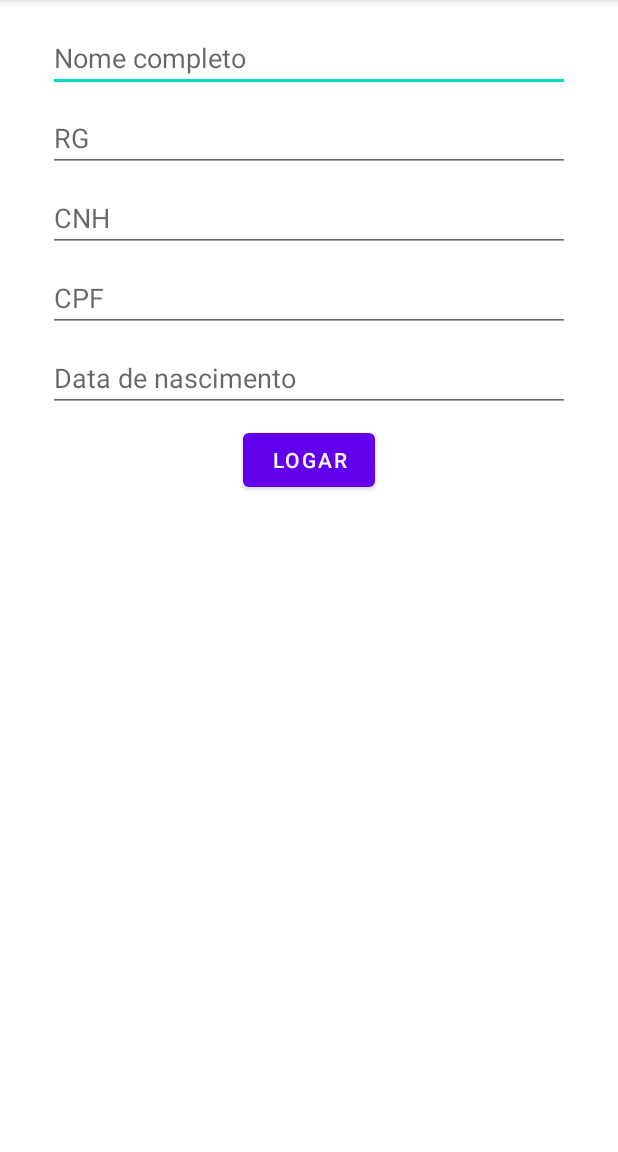
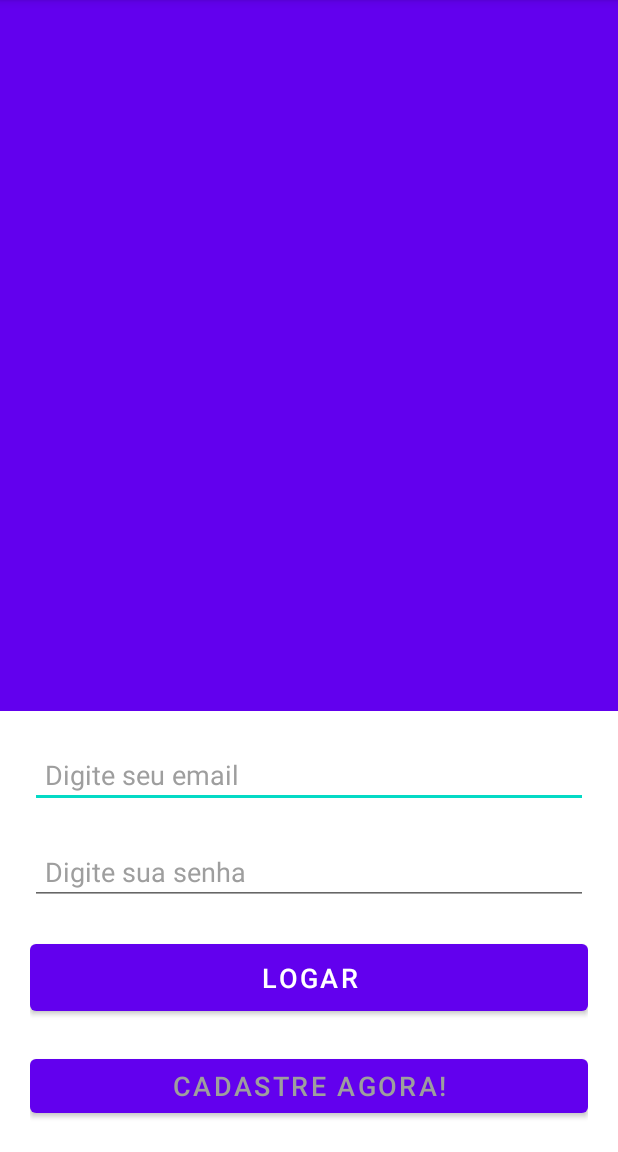
Before and after one commit to ViAugusto/Fiap_Kotlin, an Android app: the screen it shows after launch (Cadastro_Usuario before the commit, Login_Usuario after it), on a phone screen of 412 x 824 dp, the part 84-1236 px from its top. Run offline under Robolectric (Android 15) with nearby library versions, the phone set to English and light mode, and no system bars.

Commit message:
ajustes tela cadastro

```diff
--- a/fiapatividade/src/main/AndroidManifest.xml
+++ b/fiapatividade/src/main/AndroidManifest.xml
@@ -9,10 +9,10 @@
         android:theme="@style/Theme.MyApplication">
 
 
-        <activity android:name=".Login_Usuario"/>
+        <activity android:name=".Cadastro_Usuario"/>
 
         <activity
-            android:name=".Cadastro_Usuario"
+            android:name=".Login_Usuario"
             android:exported="true">
             <intent-filter>
                 <action android:name="android.intent.action.MAIN" />
--- a/fiapatividade/src/main/java/com/example/fiapatividade/Cadastro_Usuario.kt
+++ b/fiapatividade/src/main/java/com/example/fiapatividade/Cadastro_Usuario.kt
@@ -10,17 +10,14 @@ class Cadastro_Usuario : AppCompatActivity() {
     @SuppressLint("MissingInflatedId", "WrongViewCast")
     override fun onCreate(savedInstanceState: Bundle?) {
         super.onCreate(savedInstanceState)
-        setContentView(R.layout.activity_fiap_login)
+        setContentView(R.layout.activity_fiap_cadastro)
 
+        // TODO: Exemplo de pegar valor de um campo
         //val username = findViewById<EditText>(R.id.username)
-        //val password = findViewById<EditText>(R.id.password)
-        val myButton = findViewById<Button>(R.id.login_portugues)
-        //val botao = Button("Apertar")
-        myButton.setOnClickListener {
-
-            //Toast.makeText(this, "Botão encontrado!", Toast.LENGTH_SHORT).show()
-            val intent = Intent(this, Login_Usuario::class.java)
-            startActivity(intent)
+        val loginButton = findViewById<Button>(R.id.login_button)
+        loginButton.setOnClickListener {
+            val loginTela = Intent(this, Login_Usuario::class.java)
+            startActivity(loginTela)
 
         }
 
--- a/fiapatividade/src/main/java/com/example/fiapatividade/Login_Usuario.kt
+++ b/fiapatividade/src/main/java/com/example/fiapatividade/Login_Usuario.kt
@@ -1,12 +1,22 @@
 package com.example.fiapatividade
 
+import android.annotation.SuppressLint
+import android.content.Intent
 import android.os.Bundle
+import android.widget.Button
 import androidx.appcompat.app.AppCompatActivity
 
 class Login_Usuario: AppCompatActivity() {
+    @SuppressLint("WrongViewCast", "MissingInflatedId")
     override fun onCreate(savedInstanceState: Bundle?) {
         super.onCreate(savedInstanceState)
-        setContentView(R.layout.activity_fiap_maps)
+        setContentView(R.layout.activity_fiap_login)
 
+        val cadastroButton = findViewById<Button>(R.id.cadastro_button)
+        cadastroButton.setOnClickListener {
+            val intent = Intent(this, Cadastro_Usuario::class.java)
+            startActivity(intent)
+
+        }
     }
 }
--- a/fiapatividade/src/main/res/layout/activity_fiap_login.xml
+++ b/fiapatividade/src/main/res/layout/activity_fiap_login.xml
@@ -1,86 +1,69 @@
 <?xml version="1.0" encoding="utf-8"?>
-<androidx.constraintlayout.widget.ConstraintLayout xmlns:android="http://schemas.android.com/apk/res/android"
-    xmlns:app="http://schemas.android.com/apk/res-auto"
-    xmlns:tools="http://schemas.android.com/tools"
+<LinearLayout xmlns:android="http://schemas.android.com/apk/res/android"
     android:layout_width="match_parent"
     android:layout_height="match_parent"
-    tools:context=".Cadastro_Usuario">
+    android:orientation="vertical"
+    android:background="@color/purple_500">
 
-    <EditText
-        android:id="@+id/nomeCompletoUsuario"
-        android:layout_width="0dp"
+    <ImageView
+        android:id="@+id/imageView"
+        android:layout_width="match_parent"
+        android:layout_height="0dp"
+        android:layout_weight="1"
+        android:contentDescription="Logar"
+        android:padding="20dp"
+        android:scaleType="center"/>
+
+    <LinearLayout
+        android:layout_width="match_parent"
         android:layout_height="wrap_content"
-        android:layout_marginStart="32dp"
-        android:layout_marginTop="16dp"
-        android:layout_marginEnd="32dp"
-        android:hint="Nome completo"
-        app:layout_constraintEnd_toEndOf="parent"
-        app:layout_constraintHorizontal_bias="0.5"
-        app:layout_constraintStart_toStartOf="parent"
-        app:layout_constraintTop_toTopOf="parent" />
+        android:orientation="vertical"
+        android:padding="20dp"
+        android:background="@color/white">
 
-    <EditText
-        android:id="@+id/rgUsuario"
-        android:layout_width="0dp"
-        android:layout_height="wrap_content"
-        android:layout_marginStart="32dp"
-        android:layout_marginTop="8dp"
-        android:layout_marginEnd="32dp"
-        android:hint="RG"
-        app:layout_constraintEnd_toEndOf="parent"
-        app:layout_constraintHorizontal_bias="0.5"
-        app:layout_constraintStart_toStartOf="parent"
-        app:layout_constraintTop_toBottomOf="@+id/nomeCompletoUsuario" />
-    <EditText
-        android:id="@+id/cnhUsuario"
-        android:layout_width="0dp"
-        android:layout_height="wrap_content"
-        android:layout_marginStart="32dp"
-        android:layout_marginTop="8dp"
-        android:layout_marginEnd="32dp"
-        android:hint="CNH"
-        app:layout_constraintEnd_toEndOf="parent"
-        app:layout_constraintHorizontal_bias="0.5"
-        app:layout_constraintStart_toStartOf="parent"
-        app:layout_constraintTop_toBottomOf="@+id/rgUsuario" />
+        <EditText
+            android:id="@+id/editTextEmail"
+            android:layout_width="match_parent"
+            android:layout_height="wrap_content"
+            android:hint="Digite seu email"
+            android:inputType="textEmailAddress"
+            android:textColorHint="#9e9e9e"
+            android:textColor="#212121"
+            android:textSize="18sp"
+            android:padding="10dp"
+            android:layout_marginBottom="20dp"/>
 
-    <EditText
-        android:id="@+id/cpfUsuario"
-        android:layout_width="0dp"
-        android:layout_height="wrap_content"
-        android:layout_marginStart="32dp"
-        android:layout_marginTop="8dp"
-        android:layout_marginEnd="32dp"
-        android:hint="CPF"
-        app:layout_constraintEnd_toEndOf="parent"
-        app:layout_constraintHorizontal_bias="0.5"
-        app:layout_constraintStart_toStartOf="parent"
-        app:layout_constraintTop_toBottomOf="@+id/cnhUsuario" />
+        <EditText
+            android:id="@+id/editTextPassword"
+            android:layout_width="match_parent"
+            android:layout_height="wrap_content"
+            android:hint="Digite sua senha"
+            android:inputType="textPassword"
+            android:textColorHint="#9e9e9e"
+            android:textColor="#212121"
+            android:textSize="18sp"
+            android:padding="10dp"
+            android:layout_marginBottom="20dp"/>
 
-    <EditText
-        android:id="@+id/dataNascimento"
-        android:layout_width="0dp"
-        android:layout_height="wrap_content"
-        android:layout_marginStart="32dp"
-        android:layout_marginTop="8dp"
-        android:layout_marginEnd="32dp"
-        android:hint="Data de nascimento"
-        app:layout_constraintEnd_toEndOf="parent"
-        app:layout_constraintHorizontal_bias="0.5"
-        app:layout_constraintStart_toStartOf="parent"
-        app:layout_constraintTop_toBottomOf="@+id/cpfUsuario" />
+        <Button
+            android:id="@+id/buttonLogin"
+            android:layout_width="match_parent"
+            android:layout_height="wrap_content"
+            android:text="Logar"
+            android:textSize="18sp"
+            android:textColor="@color/white"
+            android:padding="10dp"
+            android:layout_marginBottom="20dp"/>
 
-    <Button
-        android:id="@+id/login_portugues"
-        android:layout_width="wrap_content"
-        android:layout_height="wrap_content"
-        android:layout_marginStart="32dp"
-        android:layout_marginTop="8dp"
-        android:layout_marginEnd="32dp"
-        android:text="LOGAR"
-        app:layout_constraintEnd_toEndOf="parent"
-        app:layout_constraintHorizontal_bias="0.5"
-        app:layout_constraintStart_toStartOf="parent"
-        app:layout_constraintTop_toBottomOf="@+id/dataNascimento" />
+        <Button
+            android:id="@+id/cadastro_button"
+            android:layout_width="match_parent"
+            android:layout_height="wrap_content"
+            android:text="Cadastre agora!"
+            android:textColor="#9e9e9e"
+            android:textSize="18sp"
+            android:gravity="center"/>
 
-</androidx.constraintlayout.widget.ConstraintLayout>
+    </LinearLayout>
+
+</LinearLayout>
```
Also changed, not shown: fiapatividade/src/main/res/layout/activity_fiap_atividade.xml (deleted, +0 -18 lines), fiapatividade/src/main/res/layout/activity_fiap_cadastro.xml (added, +90 -0 lines), fiapatividade/src/main/res/layout/activity_fiap_maps.xml (deleted, +0 -29 lines).
